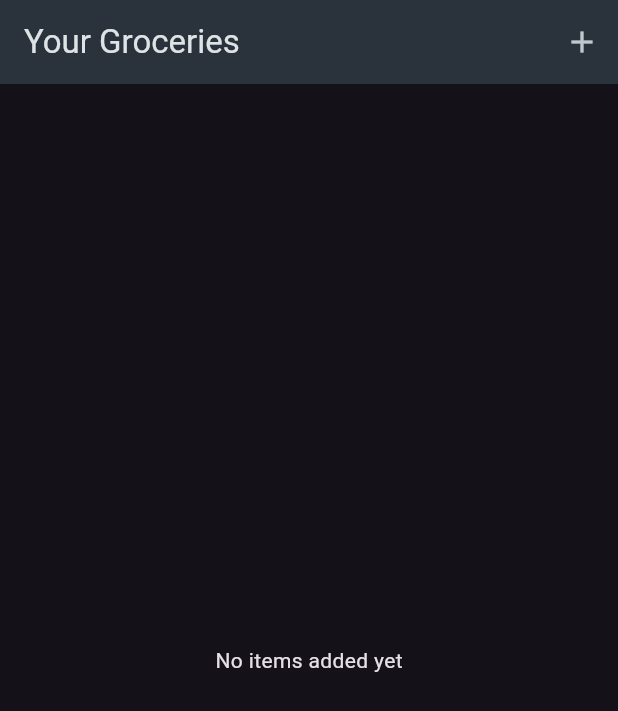
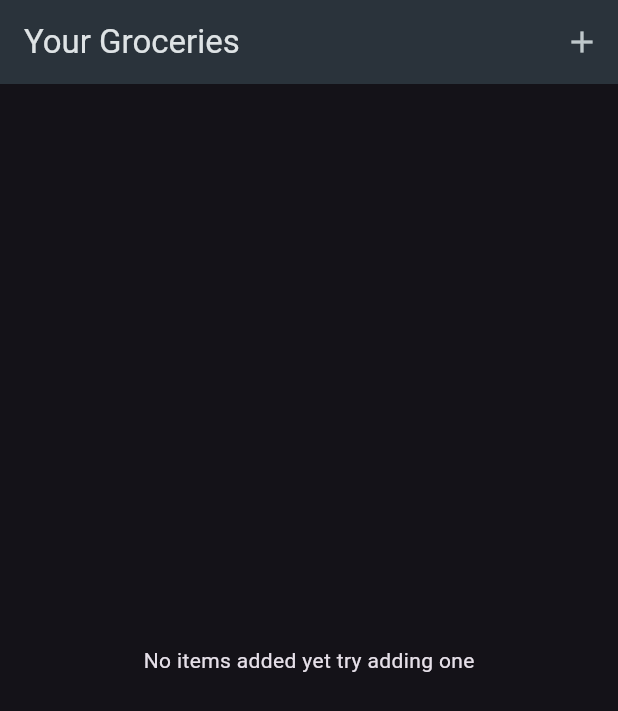
Before and after one commit to ragibShahariar/ShoppingListApp, a Flutter app: the screen it shows after launch, on a phone screen of 412 x 824 dp. Shown: the top 711 px of the screen. Run offline on Flutter 3.47's test engine with Material 3 defaults, Android fonts, the phone set to English and light mode, and no system bars.

Commit message:
done for now

```diff
--- a/lib/screens/grocery_list_screen.dart
+++ b/lib/screens/grocery_list_screen.dart
@@ -18,7 +18,7 @@ class _GroceryListScreenState extends State<GroceryListScreen> {
     Widget screenContent;
     if (items.isEmpty) {
       screenContent = const Center(
-        child: Text('No items added yet'),
+        child: Text('No items added yet try adding one'),
       );
     } else {
       screenContent = ListView.builder(
```
Also changed, not shown: pubspec.lock.
